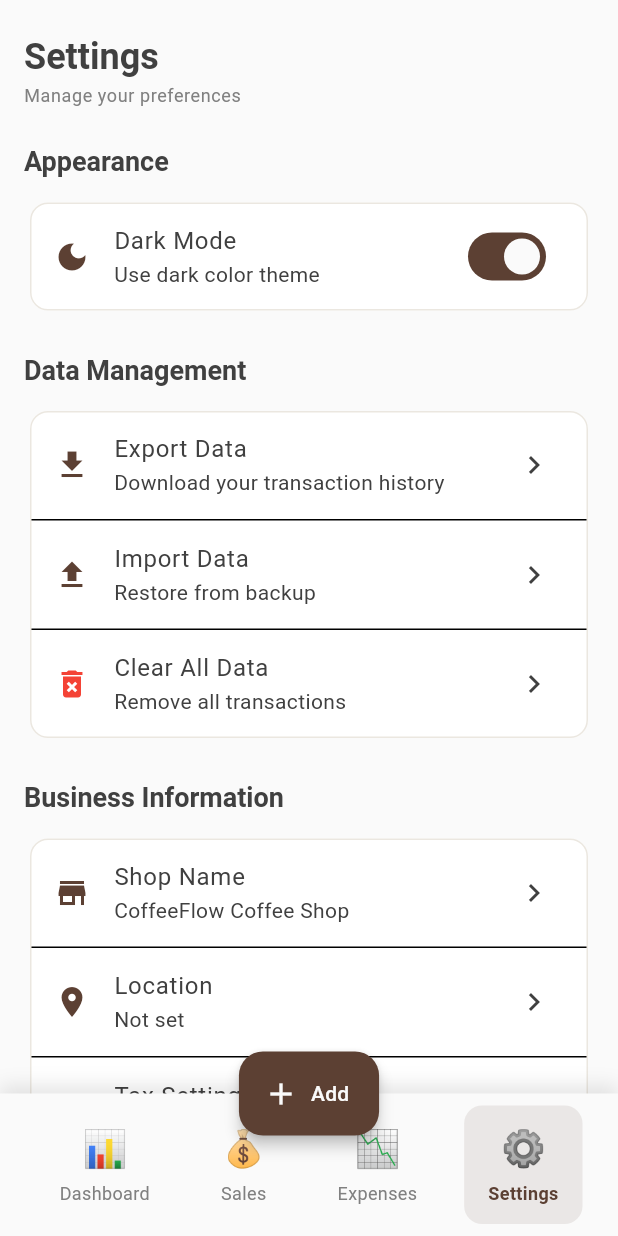
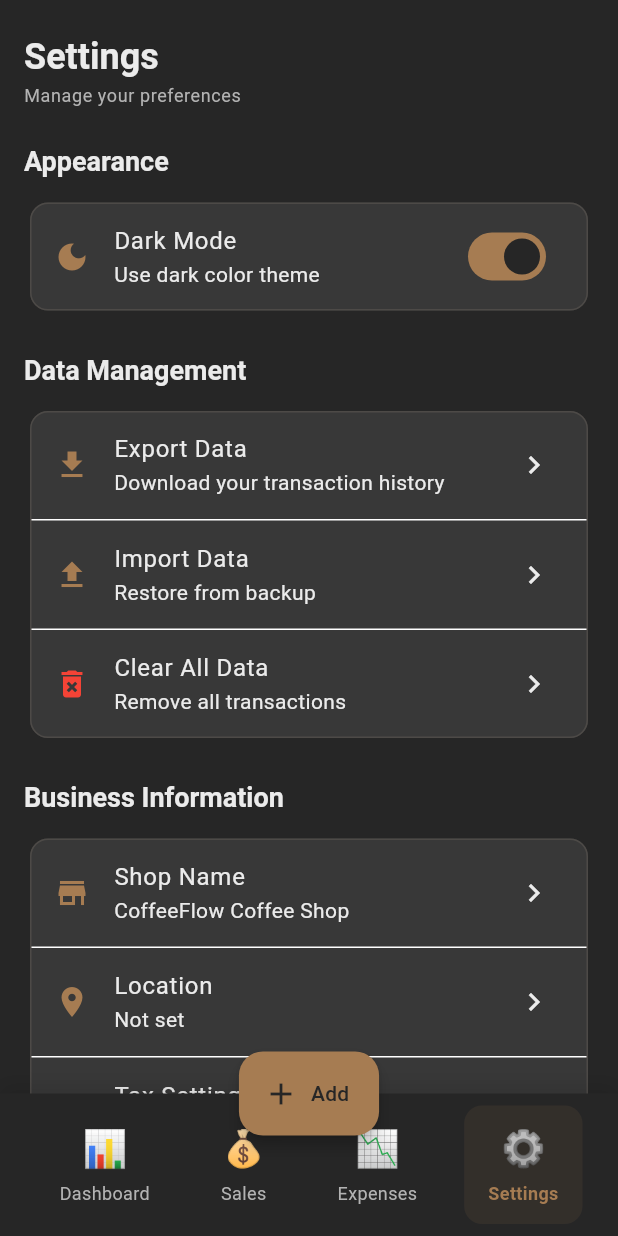
Before and after one commit to GalaDevs/Coffeenance, a Flutter app: the screen it shows after launch, item 4 of the bottom bar chosen, after a tap on "Dark Mode", on a phone screen of 412 x 824 dp. Run offline on Flutter 3.47's test engine with Material 3 defaults, Android fonts, the phone set to English and light mode, and no system bars; our stand-ins replace fl_chart, shared_preferences.

Commit message:
Add theme provider and monthly P&L modal
Introduces ThemeProvider for managing and persisting dark/light mode, refactors main.dart and settings_screen.dart to use ThemeProvider, and adds a monthly profit & loss modal with charts and tables to dashboard_screen.dart. Also includes new Podfile for iOS and updates build artifacts.

```diff
--- a/flutter_coffeeflow/lib/main.dart
+++ b/flutter_coffeeflow/lib/main.dart
@@ -3,6 +3,7 @@ import 'package:flutter/material.dart';
 import 'package:flutter/cupertino.dart';
 import 'package:provider/provider.dart';
 import 'providers/transaction_provider.dart';
+import 'providers/theme_provider.dart';
 import 'screens/home_screen.dart';
 import 'theme/app_theme.dart';
 
@@ -17,15 +18,22 @@ class CoffeeFlowApp extends StatelessWidget {
 
   @override
   Widget build(BuildContext context) {
-    return ChangeNotifierProvider(
-      create: (_) => TransactionProvider(),
-      child: MaterialApp(
-        title: 'CoffeeFlow - Coffee Shop Tracker',
-        debugShowCheckedModeBanner: false,
-        theme: AppTheme.lightTheme,
-        darkTheme: AppTheme.darkTheme,
-        themeMode: ThemeMode.system, // Respects system theme preference
-        home: const HomeScreen(),
+    return MultiProvider(
+      providers: [
+        ChangeNotifierProvider(create: (_) => TransactionProvider()),
+        ChangeNotifierProvider(create: (_) => ThemeProvider()),
+      ],
+      child: Consumer<ThemeProvider>(
+        builder: (context, themeProvider, child) {
+          return MaterialApp(
+            title: 'CoffeeFlow - Coffee Shop Tracker',
+            debugShowCheckedModeBanner: false,
+            theme: AppTheme.lightTheme,
+            darkTheme: AppTheme.darkTheme,
+            themeMode: themeProvider.themeMode,
+            home: const HomeScreen(),
+          );
+        },
       ),
     );
   }
--- /dev/null
+++ b/flutter_coffeeflow/lib/providers/theme_provider.dart
@@ -0,0 +1,80 @@
+import 'package:flutter/material.dart';
+import 'package:shared_preferences/shared_preferences.dart';
+
+/// Theme Provider - Manages dark/light mode state
+/// Persists theme preference using SharedPreferences
+class ThemeProvider extends ChangeNotifier {
+  ThemeMode _themeMode = ThemeMode.system;
+  bool _isLoading = true;
+
+  ThemeMode get themeMode => _themeMode;
+  bool get isLoading => _isLoading;
+  bool get isDarkMode => _themeMode == ThemeMode.dark;
+
+  ThemeProvider() {
+    _loadThemePreference();
+  }
+
+  /// Load theme preference from storage
+  Future<void> _loadThemePreference() async {
+    try {
+      final prefs = await SharedPreferences.getInstance();
+      final isDark = prefs.getBool('isDarkMode');
+
+      if (isDark != null) {
+        _themeMode = isDark ? ThemeMode.dark : ThemeMode.light;
+      } else {
+        _themeMode = ThemeMode.system;
+      }
+    } catch (e) {
+      debugPrint('Error loading theme preference: $e');
+      _themeMode = ThemeMode.system;
+    } finally {
+      _isLoading = false;
+      notifyListeners();
+    }
+  }
+
+  /// Toggle between light and dark mode
+  Future<void> toggleTheme(bool isDark) async {
+    _themeMode = isDark ? ThemeMode.dark : ThemeMode.light;
+    notifyListeners();
+
+    try {
+      final prefs = await SharedPreferences.getInstance();
+      await prefs.setBool('isDarkMode', isDark);
+    } catch (e) {
+      debugPrint('Error saving theme preference: $e');
+    }
+  }
+
+  /// Set theme mode explicitly
+  Future<void> setThemeMode(ThemeMode mode) async {
+    _themeMode = mode;
+    notifyListeners();
+
+    try {
+      final prefs = await SharedPreferences.getInstance();
+      if (mode == ThemeMode.system) {
+        await prefs.remove('isDarkMode');
+      } else {
+        await prefs.setBool('isDarkMode', mode == ThemeMode.dark);
+      }
+    } catch (e) {
+      debugPrint('Error saving theme preference: $e');
+    }
+  }
+
+  /// Reset to system theme
+  Future<void> useSystemTheme() async {
+    _themeMode = ThemeMode.system;
+    notifyListeners();
+
+    try {
+      final prefs = await SharedPreferences.getInstance();
+      await prefs.remove('isDarkMode');
+    } catch (e) {
+      debugPrint('Error resetting theme preference: $e');
+    }
+  }
+}
--- a/flutter_coffeeflow/lib/screens/settings_screen.dart
+++ b/flutter_coffeeflow/lib/screens/settings_screen.dart
@@ -1,7 +1,7 @@
 import 'package:flutter/material.dart';
 import 'package:provider/provider.dart';
-import 'package:shared_preferences/shared_preferences.dart';
 import '../providers/transaction_provider.dart';
+import '../providers/theme_provider.dart';
 
 /// Settings Page Screen - Matches settings-page.tsx
 /// Shows app settings and preferences
@@ -13,34 +13,11 @@ class SettingsScreen extends StatefulWidget {
 }
 
 class _SettingsScreenState extends State<SettingsScreen> {
-  bool _isDarkMode = false;
-
-  @override
-  void initState() {
-    super.initState();
-    _loadThemePreference();
-  }
-
-  Future<void> _loadThemePreference() async {
-    final prefs = await SharedPreferences.getInstance();
-    setState(() {
-      _isDarkMode = prefs.getBool('isDarkMode') ?? false;
-    });
-  }
-
-  Future<void> _toggleTheme(bool value) async {
-    final prefs = await SharedPreferences.getInstance();
-    await prefs.setBool('isDarkMode', value);
-    setState(() {
-      _isDarkMode = value;
-    });
-    // Note: In a complete implementation, this would update the app theme
-    // using a ThemeProvider or similar state management
-  }
 
   @override
   Widget build(BuildContext context) {
     final theme = Theme.of(context);
+    final themeProvider = Provider.of<ThemeProvider>(context);
 
     return SingleChildScrollView(
       padding: const EdgeInsets.only(
@@ -72,10 +49,10 @@ class _SettingsScreenState extends State<SettingsScreen> {
                 SwitchListTile(
                   title: const Text('Dark Mode'),
                   subtitle: const Text('Use dark color theme'),
-                  value: _isDarkMode,
-                  onChanged: _toggleTheme,
+                  value: themeProvider.isDarkMode,
+                  onChanged: (value) => themeProvider.toggleTheme(value),
                   secondary: Icon(
-                    _isDarkMode ? Icons.dark_mode : Icons.light_mode,
+                    themeProvider.isDarkMode ? Icons.dark_mode : Icons.light_mode,
                     color: theme.colorScheme.primary,
                   ),
                 ),
```
Also changed, not shown: flutter_coffeeflow/lib/screens/dashboard_screen.dart (+14 -6 lines), flutter_coffeeflow/lib/widgets/modals/monthly_pl_modal.dart (added, +504 -0 lines), 1 other file.
